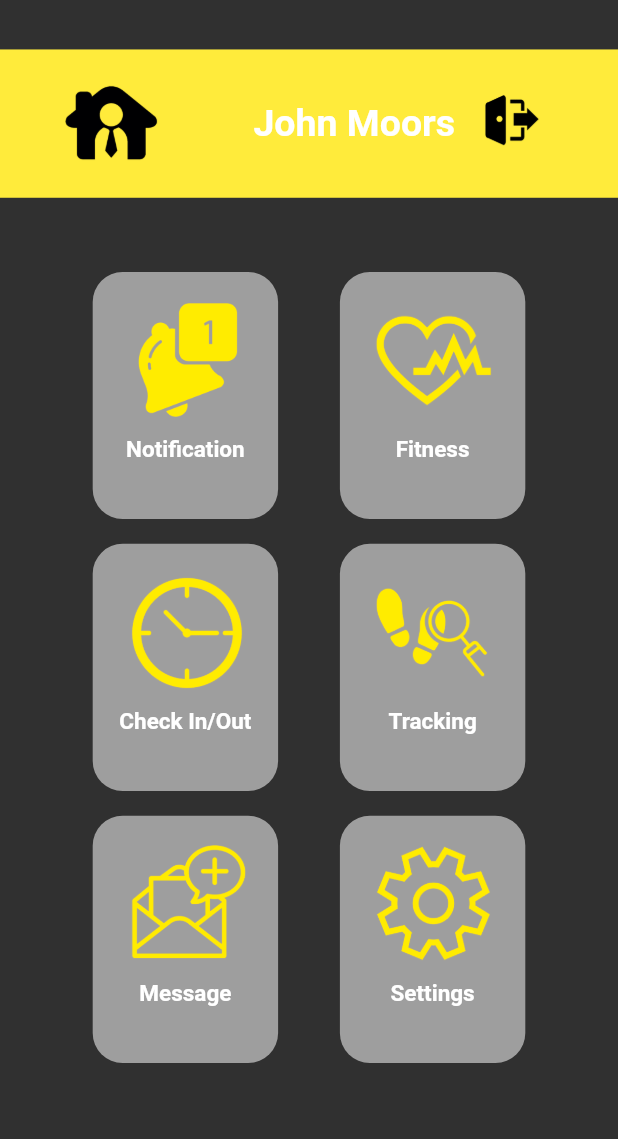
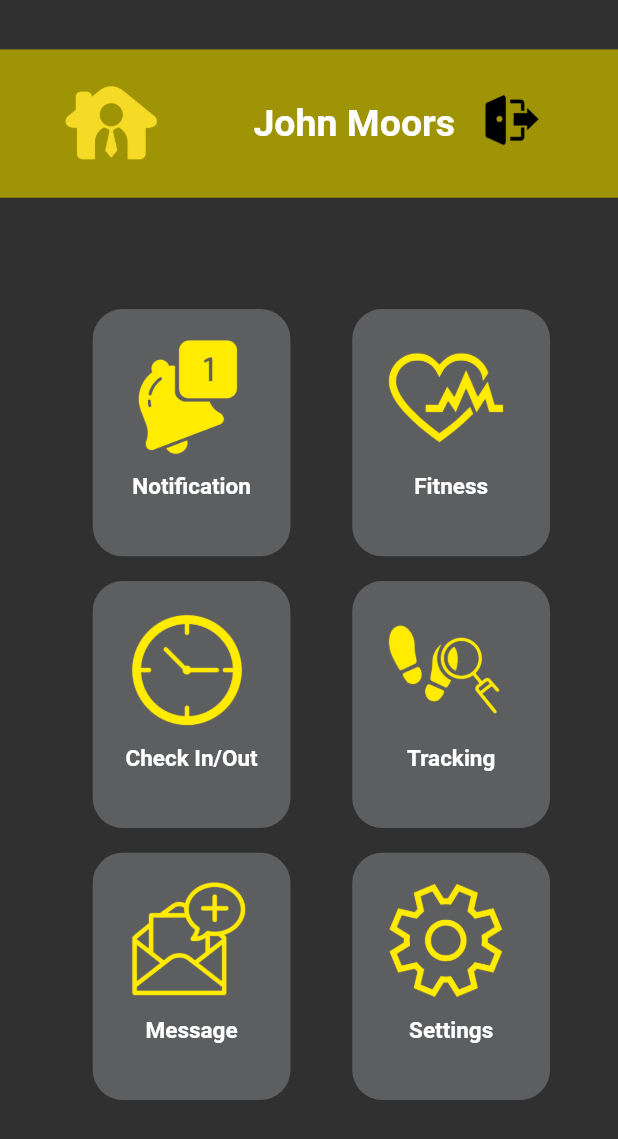
Before and after one commit to Rasi98/WFH-companion-, a Flutter app: the HomeScreen screen opened directly, on a phone screen of 412 x 824 dp. Shown: the top 1139 px of the screen. Run offline on Flutter 3.47's test engine with Material 2 defaults, Android fonts, the phone set to English and light mode, and no system bars; our stand-ins replace email_validator, firebase_auth, firebase_core; accounts and stored records are empty.

Commit message:
color codes based on UI

```diff
--- a/wfh_companion/lib/src/component/card_component.dart
+++ b/wfh_companion/lib/src/component/card_component.dart
@@ -12,10 +12,11 @@ class MainMenuCard extends StatelessWidget {
   @override
   Widget build(BuildContext context) {
     return Container(
-      width: MediaQuery.of(context).size.width * .3,
+      width: MediaQuery.of(context).size.width * .32,
       height: MediaQuery.of(context).size.height * .2,
       decoration: BoxDecoration(
-          color: Colors.grey, borderRadius: BorderRadius.circular(20)),
+          color: Color.fromRGBO(93, 94, 96, 1),
+          borderRadius: BorderRadius.circular(20)),
       child: Column(
         children: [
           SizedBox(
--- a/wfh_companion/lib/src/screens/home.dart
+++ b/wfh_companion/lib/src/screens/home.dart
@@ -20,7 +20,7 @@ class HomeScreen extends StatelessWidget {
           width: MediaQuery.of(context).size.width,
           height: MediaQuery.of(context).size.height * .12,
           decoration: BoxDecoration(
-            color: Colors.yellow.shade500,
+            color: Color.fromRGBO(159, 148, 6, 1),
           ),
           child: Column(
             children: [
@@ -62,7 +62,7 @@ class HomeScreen extends StatelessWidget {
           ),
         ), //end of cunsom app bar
         SizedBox(
-          height: MediaQuery.of(context).size.height * .06,
+          height: MediaQuery.of(context).size.height * .09,
         ),
         Row(
           children: [
```
Also changed, not shown: wfh_companion/lib/src/app.dart (+8 -5 lines), wfh_companion/assets/homeLogo.png.
